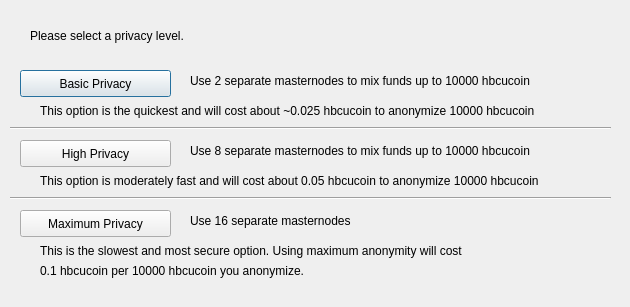
scolemanhopehouse/HBCUR, file src/qt/forms/obfuscationconfig.ui: the form before one commit.
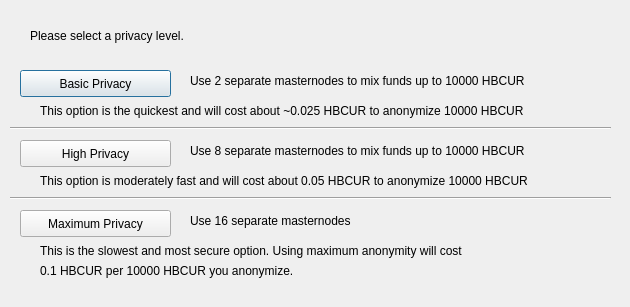
The form after the commit.

The edit to the form file:
```diff
--- a/src/qt/forms/obfuscationconfig.ui
+++ b/src/qt/forms/obfuscationconfig.ui
@@ -75,7 +75,7 @@
     </rect>
    </property>
    <property name="text">
-    <string>Use 2 separate masternodes to mix funds up to 10000 hbcucoin</string>
+    <string>Use 2 separate masternodes to mix funds up to 10000 HBCUR</string>
    </property>
   </widget>
   <widget class="QLabel" name="label_3">
@@ -88,7 +88,7 @@
     </rect>
    </property>
    <property name="text">
-    <string>Use 8 separate masternodes to mix funds up to 10000 hbcucoin</string>
+    <string>Use 8 separate masternodes to mix funds up to 10000 HBCUR</string>
    </property>
   </widget>
   <widget class="QLabel" name="label_4">
@@ -114,7 +114,7 @@
     </rect>
    </property>
    <property name="text">
-    <string>This option is the quickest and will cost about ~0.025 hbcucoin to anonymize 10000 hbcucoin</string>
+    <string>This option is the quickest and will cost about ~0.025 HBCUR to anonymize 10000 HBCUR</string>
    </property>
   </widget>
   <widget class="QLabel" name="label_7">
@@ -127,7 +127,7 @@
     </rect>
    </property>
    <property name="text">
-    <string>This option is moderately fast and will cost about 0.05 hbcucoin to anonymize 10000 hbcucoin</string>
+    <string>This option is moderately fast and will cost about 0.05 HBCUR to anonymize 10000 HBCUR</string>
    </property>
   </widget>
   <widget class="QLabel" name="label_8">
@@ -153,7 +153,7 @@
     </rect>
    </property>
    <property name="text">
-    <string>0.1 hbcucoin per 10000 hbcucoin you anonymize.</string>
+    <string>0.1 HBCUR per 10000 HBCUR you anonymize.</string>
    </property>
   </widget>
   <widget class="Line" name="line">
```
